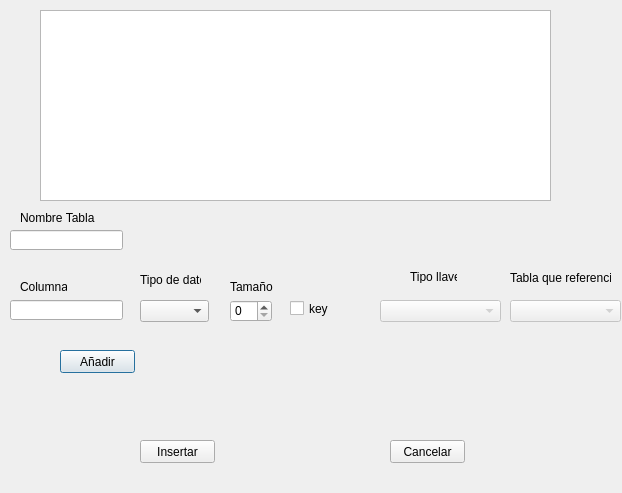
Before: the Qt Designer form interfaces/insertar_tabla.ui in EMACC99/distributed-database-exersice, drawn with Qt 5.
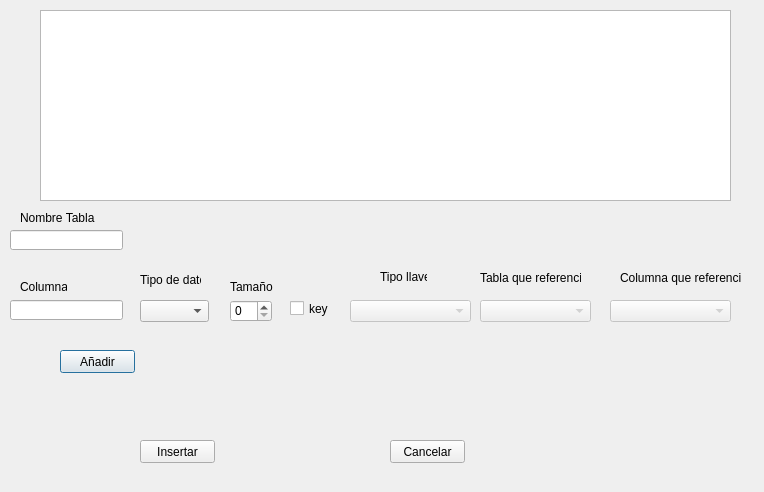
After: the same form once the commit is applied.

Commit message: updated UI for create table

What changed in the file:
```diff
--- a/interfaces/insertar_tabla.ui
+++ b/interfaces/insertar_tabla.ui
@@ -6,8 +6,8 @@
    <rect>
     <x>0</x>
     <y>0</y>
-    <width>622</width>
-    <height>493</height>
+    <width>764</width>
+    <height>492</height>
    </rect>
   </property>
   <property name="windowTitle">
@@ -60,7 +60,7 @@
     <rect>
      <x>40</x>
      <y>10</y>
-     <width>511</width>
+     <width>691</width>
      <height>191</height>
     </rect>
    </property>
@@ -81,7 +81,7 @@
    </property>
    <property name="geometry">
     <rect>
-     <x>380</x>
+     <x>350</x>
      <y>300</y>
      <width>121</width>
      <height>22</height>
@@ -114,7 +114,7 @@
    </property>
    <property name="geometry">
     <rect>
-     <x>510</x>
+     <x>480</x>
      <y>300</y>
      <width>111</width>
      <height>22</height>
@@ -176,7 +176,7 @@
   <widget class="QLabel" name="label_4">
    <property name="geometry">
     <rect>
-     <x>410</x>
+     <x>380</x>
      <y>270</y>
      <width>47</width>
      <height>13</height>
@@ -189,7 +189,7 @@
   <widget class="QLabel" name="label_5">
    <property name="geometry">
     <rect>
-     <x>510</x>
+     <x>480</x>
      <y>270</y>
      <width>101</width>
      <height>16</height>
@@ -222,6 +222,32 @@
     <string>Nombre Tabla</string>
    </property>
   </widget>
+  <widget class="QComboBox" name="ReferenceColumn">
+   <property name="enabled">
+    <bool>false</bool>
+   </property>
+   <property name="geometry">
+    <rect>
+     <x>610</x>
+     <y>300</y>
+     <width>121</width>
+     <height>22</height>
+    </rect>
+   </property>
+  </widget>
+  <widget class="QLabel" name="label_7">
+   <property name="geometry">
+    <rect>
+     <x>620</x>
+     <y>270</y>
+     <width>121</width>
+     <height>16</height>
+    </rect>
+   </property>
+   <property name="text">
+    <string>Columna que referencia</string>
+   </property>
+  </widget>
  </widget>
  <resources/>
  <connections/>
```
The commit also changes 3 other files.
